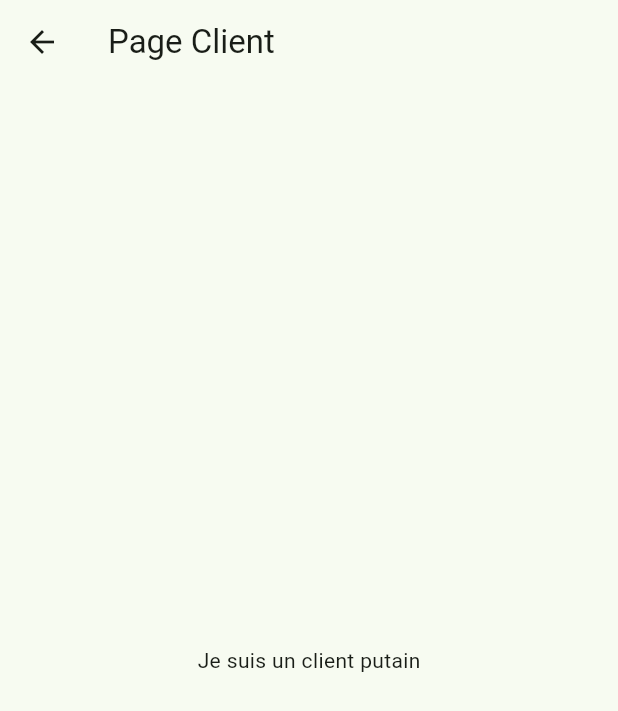
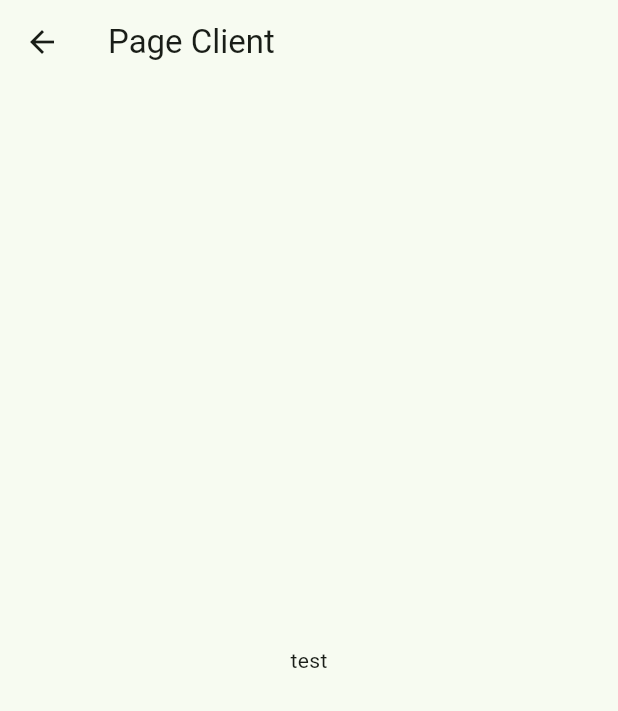
Before and after one commit to WiroWik/sae_cocagne_mobile, a Flutter app: the CustomerPage screen opened directly, on a phone screen of 412 x 824 dp. Shown: the top 711 px of the screen. Run offline on Flutter 3.47's test engine with Material 3 defaults, Android fonts, the phone set to English and light mode, and no system bars.

Commit message:
Update customer page text from French to English placeholder

```diff
--- a/lib/customer.dart
+++ b/lib/customer.dart
@@ -8,7 +8,7 @@ class CustomerPage extends StatelessWidget {
         title: Text('Page Client'),
       ),
       body: Center(
-        child: Text('Je suis un client putain'),
+        child: Text('test'),
       ),
     );
   }
```
